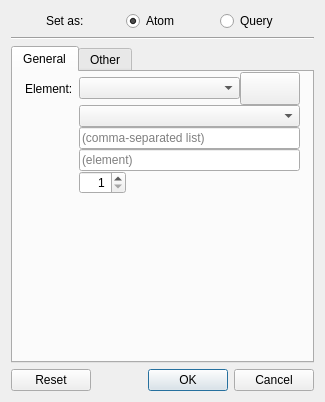
Old version of the form src/schrodinger/sketcher/ui/edit_atom_properties.ui in the repository schrodinger/sketcher.
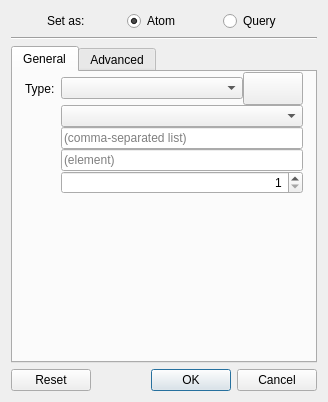
New version of the form. Icons and pictures are not drawn. Custom widgets are drawn as their Qt base class.

Commit message: SKETCH-1444. Update Edit Atom Properties UI; enforce elements in the common properties widget are disabled based on active query type

What changed in the file:
```diff
--- a/src/schrodinger/sketcher/ui/edit_atom_properties.ui
+++ b/src/schrodinger/sketcher/ui/edit_atom_properties.ui
@@ -6,7 +6,7 @@
    <rect>
     <x>0</x>
     <y>0</y>
-    <width>325</width>
+    <width>328</width>
     <height>402</height>
    </rect>
   </property>
@@ -198,9 +198,21 @@
               <number>0</number>
              </property>
              <item row="0" column="0">
-              <widget class="QLabel" name="element_type_lbl">
+              <widget class="QLabel" name="query_type_lbl">
+               <property name="sizePolicy">
+                <sizepolicy hsizetype="Fixed" vsizetype="Preferred">
+                 <horstretch>0</horstretch>
+                 <verstretch>0</verstretch>
+                </sizepolicy>
+               </property>
+               <property name="maximumSize">
+                <size>
+                 <width>40</width>
+                 <height>16777215</height>
+                </size>
+               </property>
                <property name="text">
-                <string>Element:</string>
+                <string>Type:</string>
                </property>
               </widget>
              </item>
@@ -261,12 +273,6 @@
                </item>
                <item>
                 <widget class="QSpinBox" name="rgroup_sb">
-                 <property name="sizePolicy">
-                  <sizepolicy hsizetype="Fixed" vsizetype="Fixed">
-                   <horstretch>0</horstretch>
-                   <verstretch>0</verstretch>
-                  </sizepolicy>
-                 </property>
                  <property name="alignment">
                   <set>Qt::AlignRight|Qt::AlignTrailing|Qt::AlignVCenter</set>
                  </property>
@@ -305,7 +311,7 @@
          </widget>
          <widget class="QWidget" name="other_tab">
           <attribute name="title">
-           <string>Other</string>
+           <string>Advanced</string>
           </attribute>
           <layout class="QGridLayout" name="gridLayout">
            <property name="leftMargin">
```
Left out of the diff: 8 changed lines with no effect on the pictures.
